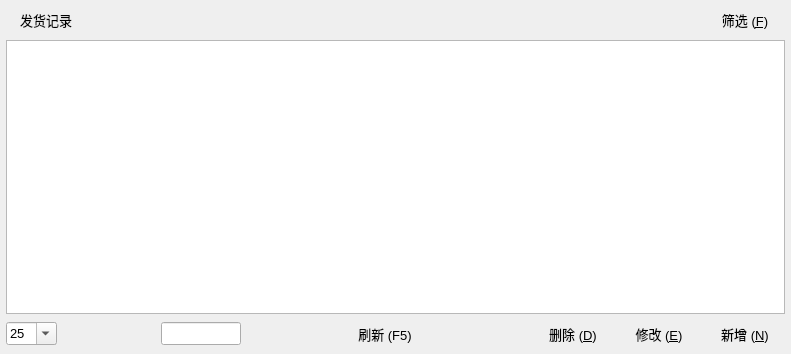
This is ui/TableRecords.ui in archsh/quickexcel as Qt 5 draws it before an edit. The edited form follows.
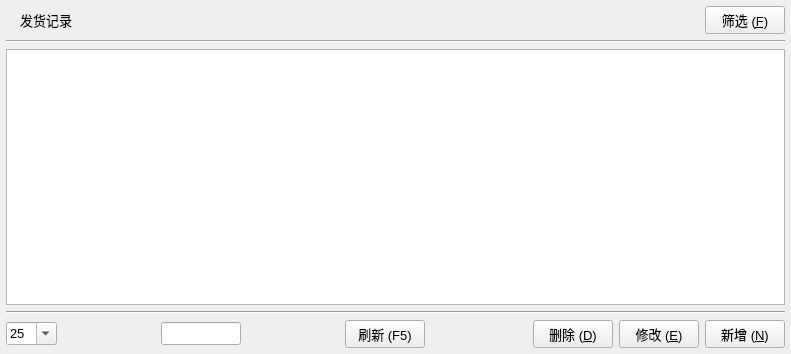
This is the edited form. Icons and pictures are not drawn.

The edit to the form file:
```diff
--- a/ui/TableRecords.ui
+++ b/ui/TableRecords.ui
@@ -64,15 +64,29 @@
         <string>F3</string>
        </property>
        <property name="flat">
-        <bool>true</bool>
+        <bool>false</bool>
        </property>
       </widget>
      </item>
     </layout>
    </item>
+   <item>
+    <widget class="Line" name="line">
+     <property name="orientation">
+      <enum>Qt::Horizontal</enum>
+     </property>
+    </widget>
+   </item>
    <item>
     <widget class="QTableView" name="tableView_Records"/>
    </item>
+   <item>
+    <widget class="Line" name="line_2">
+     <property name="orientation">
+      <enum>Qt::Horizontal</enum>
+     </property>
+    </widget>
+   </item>
    <item>
     <layout class="QHBoxLayout" name="horizontalLayout_2" stretch="0,0,0,0,0,0,0,1,0,0,0">
      <item>
@@ -203,7 +217,7 @@
         <bool>false</bool>
        </property>
        <property name="flat">
-        <bool>true</bool>
+        <bool>false</bool>
        </property>
       </widget>
      </item>
@@ -227,7 +241,7 @@
         <string>Del</string>
        </property>
        <property name="flat">
-        <bool>true</bool>
+        <bool>false</bool>
        </property>
       </widget>
      </item>
@@ -244,7 +258,7 @@
         <string>Return</string>
        </property>
        <property name="flat">
-        <bool>true</bool>
+        <bool>false</bool>
        </property>
       </widget>
      </item>
@@ -261,7 +275,7 @@
         <string>Ins</string>
        </property>
        <property name="flat">
-        <bool>true</bool>
+        <bool>false</bool>
        </property>
       </widget>
      </item>
```
